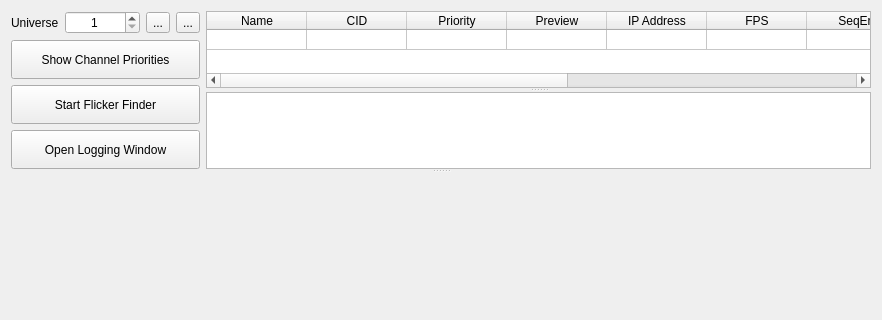
Old version of the form ui/universeview.ui in the repository docsteer/sacnview; both pictures show x 0 to 882 and y 0 to 320 of the 882 by 490 pixel window.
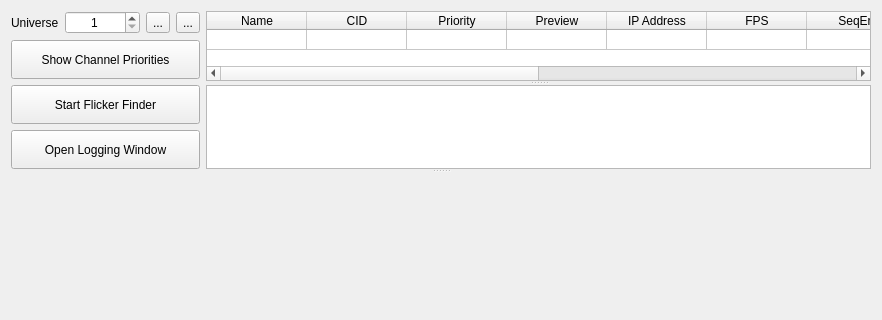
New version of the form. Icons and pictures are not drawn. Custom widgets are drawn as their Qt base class.

Commit message:
Handle slot counts < 512
Universe view will now display slots received and display widget accordingly

Diff of the .ui file:
```diff
--- a/ui/universeview.ui
+++ b/ui/universeview.ui
@@ -189,6 +189,12 @@
             <height>0</height>
            </size>
           </property>
+          <property name="horizontalScrollBarPolicy">
+           <enum>Qt::ScrollBarAlwaysOn</enum>
+          </property>
+          <property name="sizeAdjustPolicy">
+           <enum>QAbstractScrollArea::AdjustToContents</enum>
+          </property>
           <property name="editTriggers">
            <set>QAbstractItemView::NoEditTriggers</set>
           </property>
@@ -273,7 +279,16 @@
             <string>Per-Address</string>
            </property>
           </column>
-          <item row="0" column="2"/>
+          <column>
+           <property name="text">
+            <string>Slots</string>
+           </property>
+          </column>
+          <item row="0" column="2">
+           <property name="text">
+            <string/>
+           </property>
+          </item>
          </widget>
          <widget class="QPlainTextEdit" name="teInfo">
           <property name="sizePolicy">
```
The commit also changes 6 other files.
